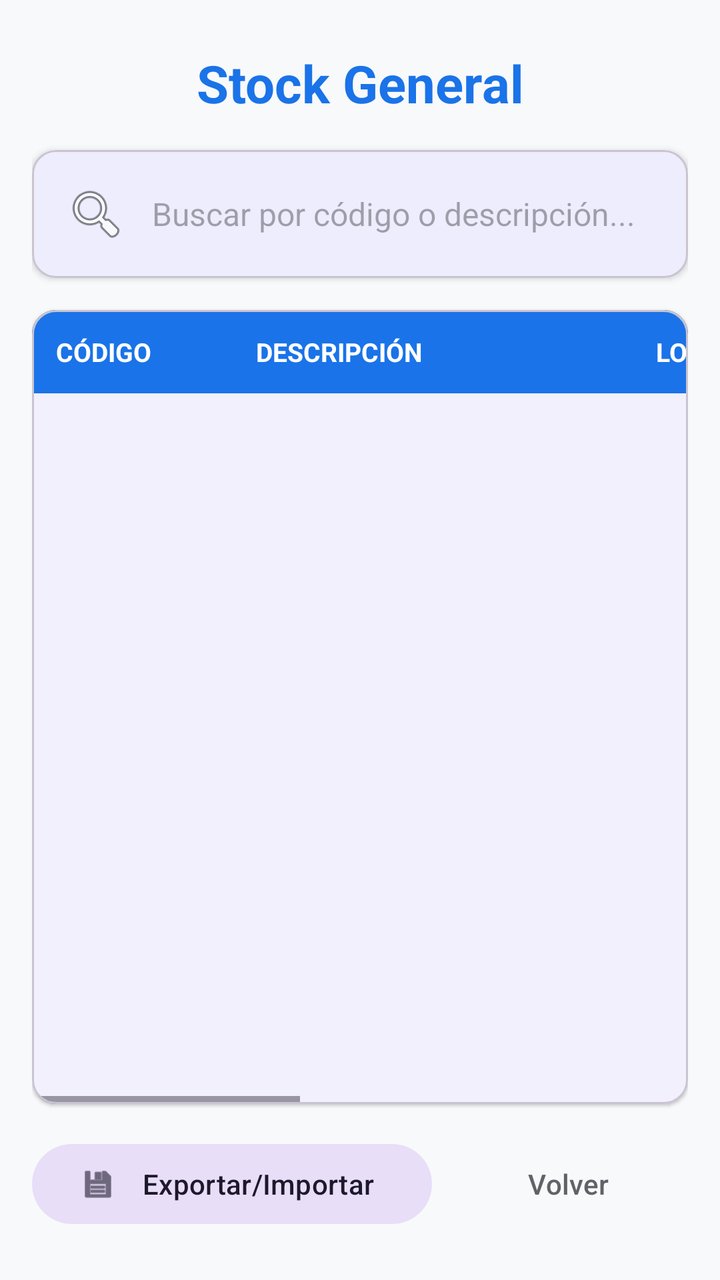
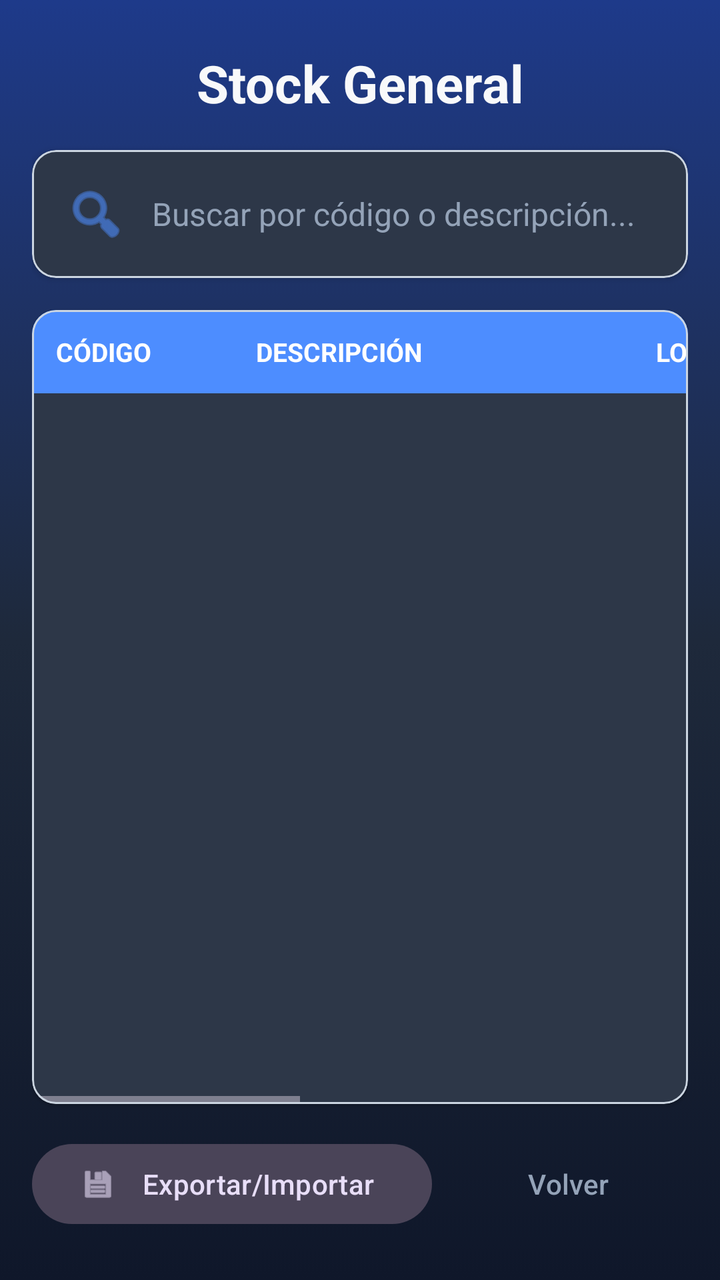

Before-and-after screenshots of an Android layout around one commit, followed by the original layout XML and the change that was made.
<!-- AndroidManifest.xml: application theme Theme.InventarioApp -->
<!-- res/layout/activity_stock_general.xml -->
<?xml version="1.0" encoding="utf-8"?>
<androidx.constraintlayout.widget.ConstraintLayout xmlns:android="http://schemas.android.com/apk/res/android"
    xmlns:app="http://schemas.android.com/apk/res-auto"
    xmlns:tools="http://schemas.android.com/tools"
    android:id="@+id/main"
    android:layout_width="match_parent"
    android:layout_height="match_parent"
    android:background="@color/background_light"
    android:padding="16dp">

    <TextView
        android:id="@+id/tvTitulo"
        android:layout_width="0dp"
        android:layout_height="wrap_content"
        android:layout_marginTop="8dp"
        android:gravity="center"
        android:text="Stock General"
        android:textColor="@color/primary"
        android:textSize="26sp"
        android:textStyle="bold"
        app:layout_constraintEnd_toEndOf="parent"
        app:layout_constraintStart_toStartOf="parent"
        app:layout_constraintTop_toTopOf="parent" />

    <com.google.android.material.card.MaterialCardView
        android:id="@+id/cardSearch"
        android:layout_width="0dp"
        android:layout_height="wrap_content"
        android:layout_marginTop="16dp"
        app:cardCornerRadius="12dp"
        app:cardElevation="2dp"
        app:layout_constraintEnd_toEndOf="parent"
        app:layout_constraintStart_toStartOf="parent"
        app:layout_constraintTop_toBottomOf="@+id/tvTitulo">

        <EditText
            android:id="@+id/searchEditText"
            android:layout_width="match_parent"
            android:layout_height="wrap_content"
            android:background="@android:color/transparent"
            android:drawableStart="@android:drawable/ic_menu_search"
            android:drawablePadding="12dp"
            android:hint="Buscar por código o descripción..."
            android:padding="16dp"
            android:textSize="16sp" />
    </com.google.android.material.card.MaterialCardView>

    <com.google.android.material.card.MaterialCardView
        android:id="@+id/cardTable"
        android:layout_width="0dp"
        android:layout_height="0dp"
        android:layout_marginTop="16dp"
        android:layout_marginBottom="16dp"
        app:cardCornerRadius="12dp"
        app:cardElevation="1dp"
        app:layout_constraintBottom_toTopOf="@+id/llButtons"
        app:layout_constraintEnd_toEndOf="parent"
        app:layout_constraintStart_toStartOf="parent"
        app:layout_constraintTop_toBottomOf="@+id/cardSearch">

        <HorizontalScrollView
            android:id="@+id/hsvStock"
            android:layout_width="match_parent"
            android:layout_height="match_parent"
            android:scrollbars="horizontal|vertical">

            <LinearLayout
                android:layout_width="wrap_content"
                android:layout_height="match_parent"
                android:orientation="vertical">

                
                <LinearLayout
                    android:layout_width="wrap_content"
                    android:layout_height="wrap_content"
                    android:background="@color/primary"
                    android:orientation="horizontal"
                    android:padding="12dp">

                    <TextView
                        android:layout_width="100dp"
                        android:layout_height="wrap_content"
                        android:text="CÓDIGO"
                        android:textColor="@android:color/white"
                        android:textSize="13sp"
                        android:textStyle="bold" />

                    <TextView
                        android:layout_width="200dp"
                        android:layout_height="wrap_content"
                        android:text="DESCRIPCIÓN"
                        android:textColor="@android:color/white"
                        android:textSize="13sp"
                        android:textStyle="bold" />

                    <TextView
                        android:layout_width="80dp"
                        android:layout_height="wrap_content"
                        android:text="LOTE"
                        android:textColor="@android:color/white"
                        android:textSize="13sp"
                        android:textStyle="bold" />

                    <TextView
                        android:layout_width="70dp"
                        android:layout_height="wrap_content"
                        android:text="CANT."
                        android:textColor="@android:color/white"
                        android:textSize="13sp"
                        android:textStyle="bold" />

                    <TextView
                        android:layout_width="100dp"
                        android:layout_height="wrap_content"
                        android:text="VENCIM."
                        android:textColor="@android:color/white"
                        android:textSize="13sp"
                        android:textStyle="bold" />

                    <TextView
                        android:layout_width="100dp"
                        android:layout_height="wrap_content"
                        android:text="UBICACIÓN"
                        android:textColor="@android:color/white"
                        android:textSize="13sp"
                        android:textStyle="bold" />

                    <TextView
                        android:layout_width="120dp"
                        android:layout_height="wrap_content"
                        android:text="UBI. DETALL."
                        android:textColor="@android:color/white"
                        android:textSize="13sp"
                        android:textStyle="bold" />
                </LinearLayout>

                <androidx.recyclerview.widget.RecyclerView
                    android:id="@+id/recyclerViewStock"
                    android:layout_width="wrap_content"
                    android:layout_height="match_parent"
                    android:clipToPadding="false"
                    android:paddingBottom="16dp"
                    tools:listitem="@layout/item_stock" />
            </LinearLayout>
        </HorizontalScrollView>
    </com.google.android.material.card.MaterialCardView>

    <LinearLayout
        android:id="@+id/llButtons"
        android:layout_width="0dp"
        android:layout_height="wrap_content"
        android:layout_marginBottom="8dp"
        android:orientation="horizontal"
        app:layout_constraintBottom_toBottomOf="parent"
        app:layout_constraintEnd_toEndOf="parent"
        app:layout_constraintStart_toStartOf="parent">

        <com.google.android.material.button.MaterialButton
            android:id="@+id/buttonImportar"
            style="@style/Widget.Material3.Button.TonalButton"
            android:layout_width="0dp"
            android:layout_height="wrap_content"
            android:layout_marginEnd="8dp"
            android:layout_weight="1"
            android:text="Exportar/Importar"
            app:icon="@android:drawable/ic_menu_save" />

        <com.google.android.material.button.MaterialButton
            android:id="@+id/buttonSalir"
            style="@style/Widget.Material3.Button.TextButton"
            android:layout_width="0dp"
            android:layout_height="wrap_content"
            android:layout_weight="0.6"
            android:text="Volver"
            android:textColor="@color/text_hint" />

    </LinearLayout>

</androidx.constraintlayout.widget.ConstraintLayout>
<!-- res/layout/item_stock.xml (included above) -->
<?xml version="1.0" encoding="utf-8"?>
<LinearLayout xmlns:android="http://schemas.android.com/apk/res/android"
    android:layout_width="wrap_content"
    android:layout_height="wrap_content"
    android:orientation="horizontal"
    android:padding="12dp"
    android:gravity="center_vertical">

    <TextView
        android:id="@+id/tvCodigo"
        android:layout_width="100dp"
        android:layout_height="wrap_content"
        android:textColor="@color/text_primary"
        android:textSize="14sp" />

    <TextView
        android:id="@+id/tvDescripcion"
        android:layout_width="200dp"
        android:layout_height="wrap_content"
        android:textColor="@color/text_primary"
        android:textSize="14sp" />

    <TextView
        android:id="@+id/tvLote"
        android:layout_width="80dp"
        android:layout_height="wrap_content"
        android:textColor="@color/text_secondary"
        android:textSize="14sp" />

    <TextView
        android:id="@+id/tvCantidad"
        android:layout_width="70dp"
        android:layout_height="wrap_content"
        android:textColor="@color/primary"
        android:textStyle="bold"
        android:textSize="14sp" />

    <TextView
        android:id="@+id/tvFechaVencimiento"
        android:layout_width="100dp"
        android:layout_height="wrap_content"
        android:textColor="@color/text_secondary"
        android:textSize="14sp" />

    <TextView
        android:id="@+id/tvUbicacion"
        android:layout_width="100dp"
        android:layout_height="wrap_content"
        android:textColor="@color/text_secondary"
        android:textSize="14sp" />

    <TextView
        android:id="@+id/tvUbicacionDetallada"
        android:layout_width="120dp"
        android:layout_height="wrap_content"
        android:textColor="@color/text_secondary"
        android:textSize="14sp" />

</LinearLayout>
<!-- resources referenced by this layout -->
<resources>
  <color name="background_light">#F8F9FA</color>
  <color name="primary">#1A73E8</color>
  <color name="text_hint">#5F6368</color>
  <style name="Theme.InventarioApp" parent="Theme.Material3.DayNight.NoActionBar">
          
          <item name="colorPrimary">@color/primary</item>
          <item name="colorOnPrimary">@color/white</item>
          <item name="colorPrimaryContainer">@color/light_blue</item>
          <item name="colorSecondary">@color/secondary</item>
          <item name="android:statusBarColor">@color/primary_variant</item>
  
          
          <item name="textInputStyle">@style/Widget.Material3.TextInputLayout.OutlinedBox</item>
      </style>
  <color name="white">#FFFFFFFF</color>
  <color name="light_blue">#FF03A9F4</color>
  <color name="secondary">#34A853</color>
  <color name="primary_variant">#1557B0</color>
</resources>

<!-- the commit's change to res/layout/activity_stock_general.xml (unified diff, before → after) -->
@@ -5,7 +5,7 @@
     android:id="@+id/main"
     android:layout_width="match_parent"
     android:layout_height="match_parent"
-    android:background="@color/background_light"
+    android:background="@drawable/fondo_degradado"
     android:padding="16dp">
 
     <TextView
@@ -14,8 +14,8 @@
         android:layout_height="wrap_content"
         android:layout_marginTop="8dp"
         android:gravity="center"
-        android:text="Stock General"
-        android:textColor="@color/primary"
+        android:text="@string/title_stock_general"
+        android:textColor="@color/background_light"
         android:textSize="26sp"
         android:textStyle="bold"
         app:layout_constraintEnd_toEndOf="parent"
@@ -29,6 +29,9 @@
         android:layout_marginTop="16dp"
         app:cardCornerRadius="12dp"
         app:cardElevation="2dp"
+        app:cardBackgroundColor="@color/card_background"
+        app:strokeColor="@color/text_secondary"
+        app:strokeWidth="1dp"
         app:layout_constraintEnd_toEndOf="parent"
         app:layout_constraintStart_toStartOf="parent"
         app:layout_constraintTop_toBottomOf="@+id/tvTitulo">
@@ -40,7 +43,10 @@
             android:background="@android:color/transparent"
             android:drawableStart="@android:drawable/ic_menu_search"
             android:drawablePadding="12dp"
-            android:hint="Buscar por código o descripción..."
+            android:drawableTint="@color/primary"
+            android:hint="@string/hint_buscar_codigo_desc"
+            android:textColor="@color/text_primary"
+            android:textColorHint="@color/text_hint"
             android:padding="16dp"
             android:textSize="16sp" />
     </com.google.android.material.card.MaterialCardView>
@@ -53,6 +59,9 @@
         android:layout_marginBottom="16dp"
         app:cardCornerRadius="12dp"
         app:cardElevation="1dp"
+        app:cardBackgroundColor="@color/card_background"
+        app:strokeColor="@color/text_secondary"
+        app:strokeWidth="1dp"
         app:layout_constraintBottom_toTopOf="@+id/llButtons"
         app:layout_constraintEnd_toEndOf="parent"
         app:layout_constraintStart_toStartOf="parent"
@@ -80,7 +89,7 @@
                     <TextView
                         android:layout_width="100dp"
                         android:layout_height="wrap_content"
-                        android:text="CÓDIGO"
+                        android:text="@string/header_codigo"
                         android:textColor="@android:color/white"
                         android:textSize="13sp"
                         android:textStyle="bold" />
@@ -88,7 +97,7 @@
                     <TextView
                         android:layout_width="200dp"
                         android:layout_height="wrap_content"
-                        android:text="DESCRIPCIÓN"
+                        android:text="@string/header_descripcion"
                         android:textColor="@android:color/white"
                         android:textSize="13sp"
                         android:textStyle="bold" />
@@ -96,7 +105,7 @@
                     <TextView
                         android:layout_width="80dp"
                         android:layout_height="wrap_content"
-                        android:text="LOTE"
+                        android:text="@string/header_lote"
                         android:textColor="@android:color/white"
                         android:textSize="13sp"
                         android:textStyle="bold" />
@@ -104,7 +113,7 @@
                     <TextView
                         android:layout_width="70dp"
                         android:layout_height="wrap_content"
-                        android:text="CANT."
+                        android:text="@string/header_cantidad"
                         android:textColor="@android:color/white"
                         android:textSize="13sp"
                         android:textStyle="bold" />
@@ -112,7 +121,7 @@
                     <TextView
                         android:layout_width="100dp"
                         android:layout_height="wrap_content"
-                        android:text="VENCIM."
+                        android:text="@string/header_vencimiento"
                         android:textColor="@android:color/white"
                         android:textSize="13sp"
                         android:textStyle="bold" />
@@ -120,7 +129,7 @@
                     <TextView
                         android:layout_width="100dp"
                         android:layout_height="wrap_content"
-                        android:text="UBICACIÓN"
+                        android:text="@string/header_ubicacion"
                         android:textColor="@android:color/white"
                         android:textSize="13sp"
                         android:textStyle="bold" />
@@ -128,7 +137,7 @@
                     <TextView
                         android:layout_width="120dp"
                         android:layout_height="wrap_content"
-                        android:text="UBI. DETALL."
+                        android:text="@string/header_ubi_detallada"
                         android:textColor="@android:color/white"
                         android:textSize="13sp"
                         android:textStyle="bold" />
@@ -162,7 +171,7 @@
             android:layout_height="wrap_content"
             android:layout_marginEnd="8dp"
             android:layout_weight="1"
-            android:text="Exportar/Importar"
+            android:text="@string/btn_exportar_importar"
             app:icon="@android:drawable/ic_menu_save" />
 
         <com.google.android.material.button.MaterialButton
@@ -171,7 +180,7 @@
             android:layout_width="0dp"
             android:layout_height="wrap_content"
             android:layout_weight="0.6"
-            android:text="Volver"
+            android:text="@string/btn_volver"
             android:textColor="@color/text_hint" />
 
     </LinearLayout>
<!-- resource entries referenced after the edit -->
@@ -1,22 +1,50 @@
 <!-- resources referenced by this layout -->
 <resources>
   <color name="background_light">#F8F9FA</color>
-  <color name="primary">#1A73E8</color>
-  <color name="text_hint">#5F6368</color>
-  <style name="Theme.InventarioApp" parent="Theme.Material3.DayNight.NoActionBar">
+  <color name="card_background">#2D3748</color>
+  <color name="primary">#4D8DFF</color>
+  <color name="text_hint">#94A3B8</color>
+  <color name="text_primary">#FFFFFF</color>
+  <color name="text_secondary">#CBD5E1</color>
+  <!-- drawable fondo_degradado (drawable) -->
+  <?xml version="1.0" encoding="utf-8"?>
+  <selector xmlns:android="http://schemas.android.com/apk/res/android">
+      <item>
+          <shape android:shape="rectangle">
+              <gradient
+                  android:angle="270"
+                  android:startColor="#1E3A8A"
+                  android:centerColor="#1E293B"
+                  android:endColor="#0F172A" />
+          </shape>
+      </item>
+  </selector>
+  <string name="btn_exportar_importar">Exportar/Importar</string>
+  <string name="btn_volver">Volver</string>
+  <string name="header_cantidad">CANT.</string>
+  <string name="header_codigo">CÓDIGO</string>
+  <string name="header_descripcion">DESCRIPCIÓN</string>
+  <string name="header_lote">LOTE</string>
+  <string name="header_ubi_detallada">UBI. DETALL.</string>
+  <string name="header_ubicacion">UBICACIÓN</string>
+  <string name="header_vencimiento">VENCIM.</string>
+  <string name="hint_buscar_codigo_desc">Buscar por código o descripción...</string>
+  <string name="title_stock_general">Stock General</string>
+  <style name="Theme.InventarioApp" parent="Theme.Material3.Dark.NoActionBar">
           
           <item name="colorPrimary">@color/primary</item>
           <item name="colorOnPrimary">@color/white</item>
-          <item name="colorPrimaryContainer">@color/light_blue</item>
+          <item name="colorPrimaryContainer">@color/primary_variant</item>
+          <item name="colorOnPrimaryContainer">@color/white</item>
           <item name="colorSecondary">@color/secondary</item>
-          <item name="android:statusBarColor">@color/primary_variant</item>
+          <item name="android:statusBarColor">#0F172A</item>
+          <item name="android:windowBackground">@drawable/fondo_degradado</item>
   
           
           <item name="textInputStyle">@style/Widget.Material3.TextInputLayout.OutlinedBox</item>
       </style>
   <color name="white">#FFFFFFFF</color>
-  <color name="light_blue">#FF03A9F4</color>
   <color name="secondary">#34A853</color>
-  <color name="primary_variant">#1557B0</color>
+  <color name="primary_variant">#1A73E8</color>
 </resources>
 
